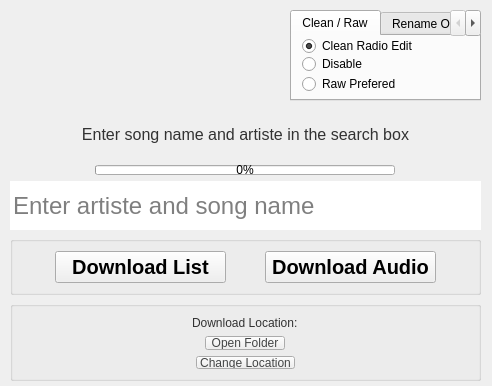
First picture: the form in MainUiWindow.ui, repository ktappdev/YTDownloader_PYQT5, before the edit.
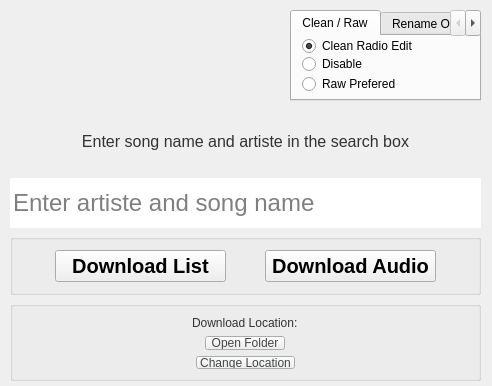
Second picture: the form after the edit. Icons and pictures are not drawn.

Commit message: Stable on windows

```diff
--- a/MainUiWindow.ui
+++ b/MainUiWindow.ui
@@ -64,31 +64,6 @@
        </property>
       </widget>
      </item>
-     <item alignment="Qt::AlignHCenter">
-      <widget class="QProgressBar" name="progressBar">
-       <property name="minimumSize">
-        <size>
-         <width>300</width>
-         <height>0</height>
-        </size>
-       </property>
-       <property name="maximumSize">
-        <size>
-         <width>300</width>
-         <height>10</height>
-        </size>
-       </property>
-       <property name="value">
-        <number>0</number>
-       </property>
-       <property name="alignment">
-        <set>Qt::AlignCenter</set>
-       </property>
-       <property name="format">
-        <string>%p%</string>
-       </property>
-      </widget>
-     </item>
      <item>
       <layout class="QHBoxLayout" name="horizontalLayout_4">
        <property name="spacing">
```
The commit also changes 1 other file.
